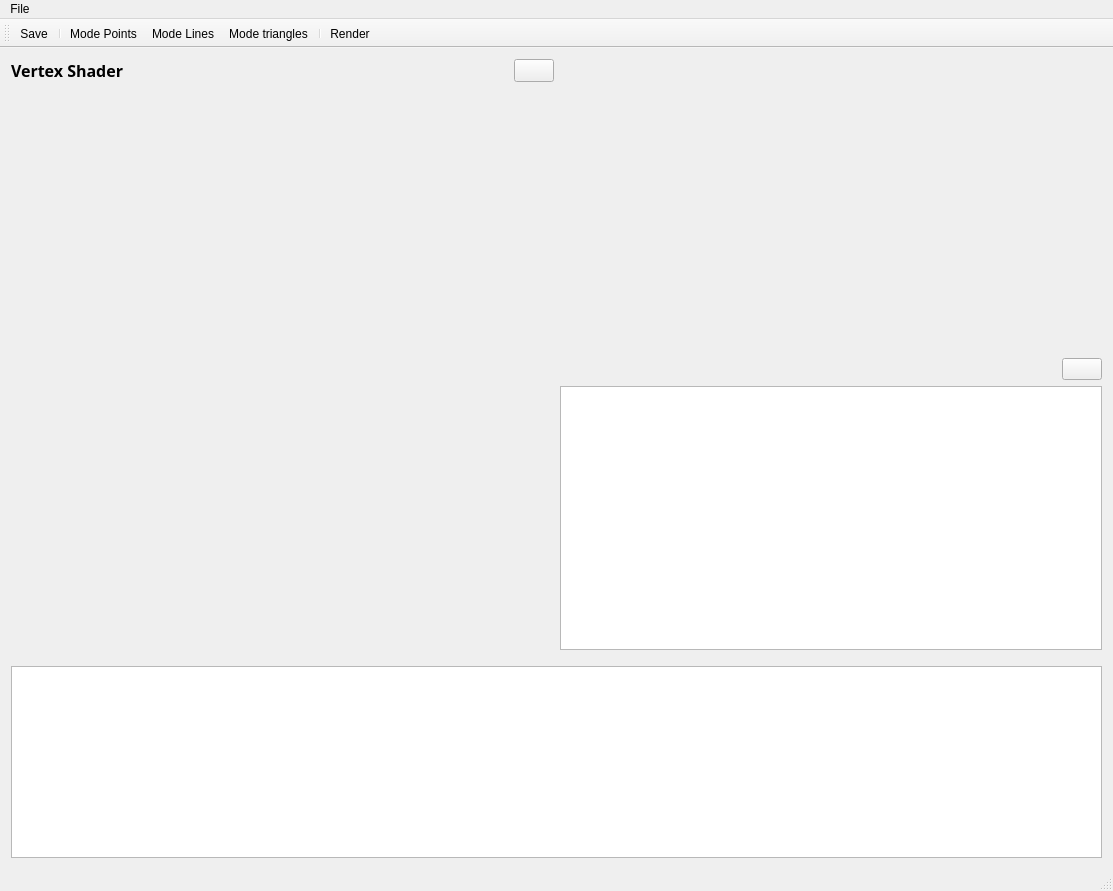
The window that ToulouseCompiler/ToulouseCompiler/ToulouseCompiler.ui (ajvs0003/ToulouseCompiler) describes before a commit, drawn with Qt 5.
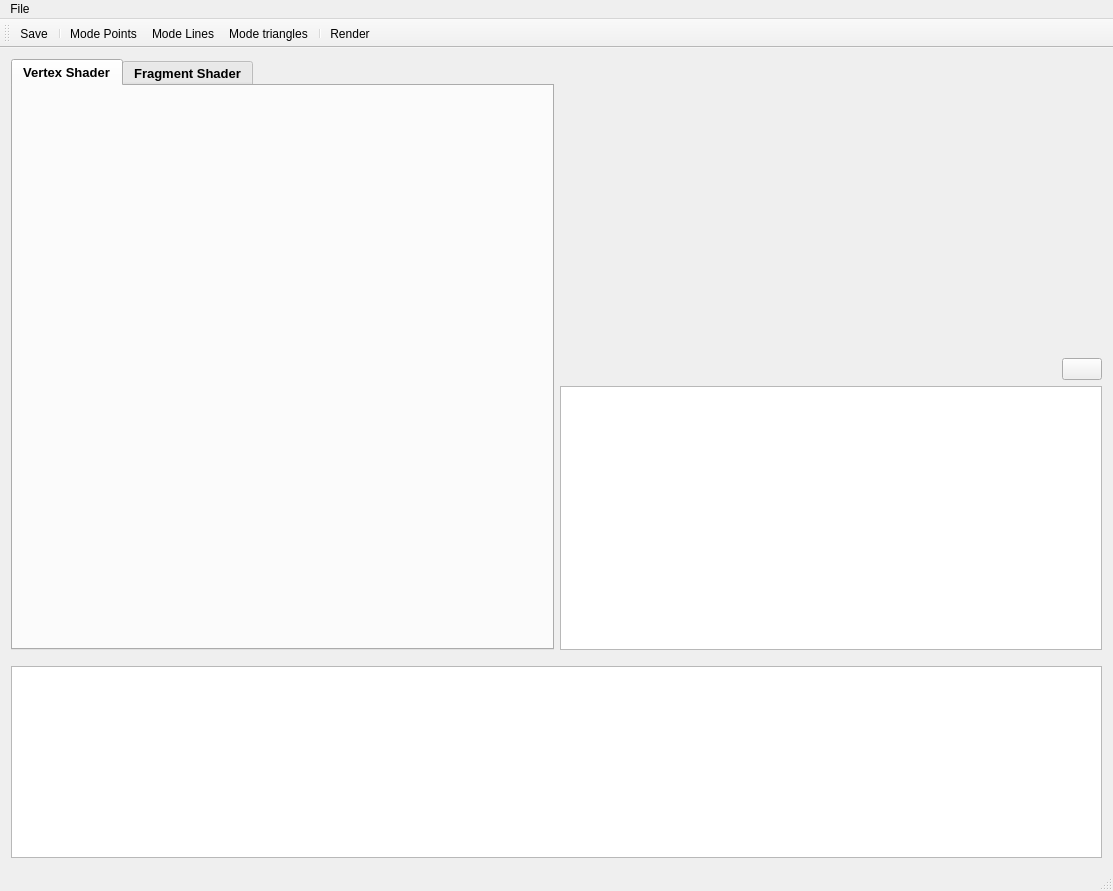
The same window after the commit. Icons and pictures are not drawn.

Patch:
```diff
--- a/ToulouseCompiler/ToulouseCompiler/ToulouseCompiler.ui
+++ b/ToulouseCompiler/ToulouseCompiler/ToulouseCompiler.ui
@@ -138,102 +138,43 @@
         <item row="1" column="0">
          <layout class="QVBoxLayout" name="EditorLayout">
           <item>
-           <layout class="QHBoxLayout" name="horizontalLayout_2">
-            <item>
-             <widget class="QLabel" name="vistaActivada">
-              <property name="maximumSize">
-               <size>
-                <width>16777215</width>
-                <height>20</height>
-               </size>
-              </property>
-              <property name="font">
-               <font>
-                <family>Bell MT</family>
-                <pointsize>12</pointsize>
-                <weight>75</weight>
-                <bold>true</bold>
-               </font>
-              </property>
-              <property name="text">
-               <string>Vertex Shader</string>
-              </property>
-             </widget>
-            </item>
-            <item alignment="Qt::AlignRight|Qt::AlignVCenter">
-             <widget class="QPushButton" name="changePage">
-              <property name="sizePolicy">
-               <sizepolicy hsizetype="Preferred" vsizetype="Preferred">
-                <horstretch>0</horstretch>
-                <verstretch>0</verstretch>
-               </sizepolicy>
-              </property>
-              <property name="minimumSize">
-               <size>
-                <width>0</width>
-                <height>23</height>
-               </size>
-              </property>
-              <property name="font">
-               <font>
-                <family>Arial</family>
-               </font>
-              </property>
-              <property name="autoFillBackground">
-               <bool>false</bool>
-              </property>
-              <property name="styleSheet">
-               <string notr="true"/>
-              </property>
-              <property name="text">
-               <string extracomment="change shader program"/>
-              </property>
-              <property name="icon">
-               <iconset resource="Resource.qrc">
-                <normaloff>:/img/Resources/img/next.png</normaloff>:/img/Resources/img/next.png</iconset>
-              </property>
-              <property name="checkable">
-               <bool>false</bool>
-              </property>
-              <property name="autoDefault">
-               <bool>false</bool>
-              </property>
-             </widget>
-            </item>
-           </layout>
-          </item>
-          <item>
-           <layout class="QVBoxLayout" name="verticalLayout_2">
-            <item>
-             <layout class="QHBoxLayout" name="horizontalLayout_4">
-              <item>
-               <widget class="QStackedWidget" name="stackedWidget">
-                <property name="font">
-                 <font>
-                  <family>Bell MT</family>
-                  <pointsize>12</pointsize>
-                 </font>
-                </property>
-                <property name="currentIndex">
-                 <number>0</number>
-                </property>
-                <widget class="QWidget" name="VertexShader">
-                 <property name="sizePolicy">
-                  <sizepolicy hsizetype="Expanding" vsizetype="Expanding">
-                   <horstretch>0</horstretch>
-                   <verstretch>0</verstretch>
-                  </sizepolicy>
-                 </property>
-                 <layout class="QVBoxLayout" name="vertexLayout"/>
-                </widget>
-                <widget class="QWidget" name="FragmentShader">
-                 <layout class="QVBoxLayout" name="FragmentLayout"/>
-                </widget>
-               </widget>
-              </item>
-             </layout>
-            </item>
-           </layout>
+           <widget class="QTabWidget" name="tabWidget">
+            <property name="font">
+             <font>
+              <pointsize>10</pointsize>
+              <weight>75</weight>
+              <bold>true</bold>
+             </font>
+            </property>
+            <property name="tabPosition">
+             <enum>QTabWidget::North</enum>
+            </property>
+            <property name="currentIndex">
+             <number>0</number>
+            </property>
+            <property name="documentMode">
+             <bool>false</bool>
+            </property>
+            <property name="tabsClosable">
+             <bool>false</bool>
+            </property>
+            <property name="movable">
+             <bool>false</bool>
+            </property>
+            <property name="tabBarAutoHide">
+             <bool>false</bool>
+            </property>
+            <widget class="QWidget" name="VertexS">
+             <attribute name="title">
+              <string>Vertex Shader</string>
+             </attribute>
+            </widget>
+            <widget class="QWidget" name="FragmentS">
+             <attribute name="title">
+              <string>Fragment Shader</string>
+             </attribute>
+            </widget>
+           </widget>
           </item>
          </layout>
         </item>
```
Left out of the diff: 12 changed lines with no effect on the pictures.
